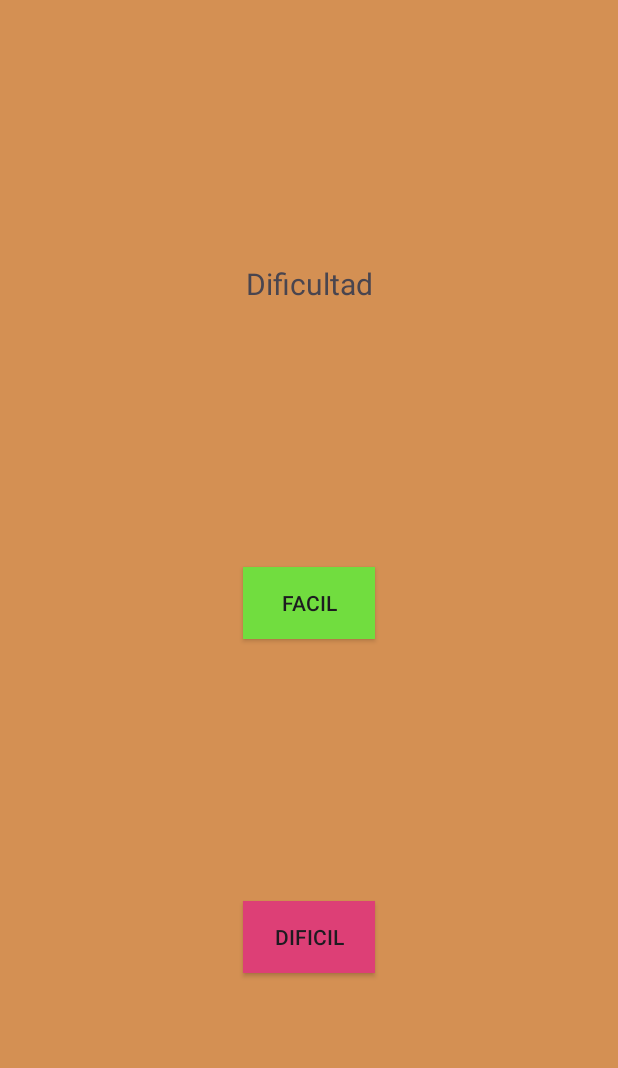
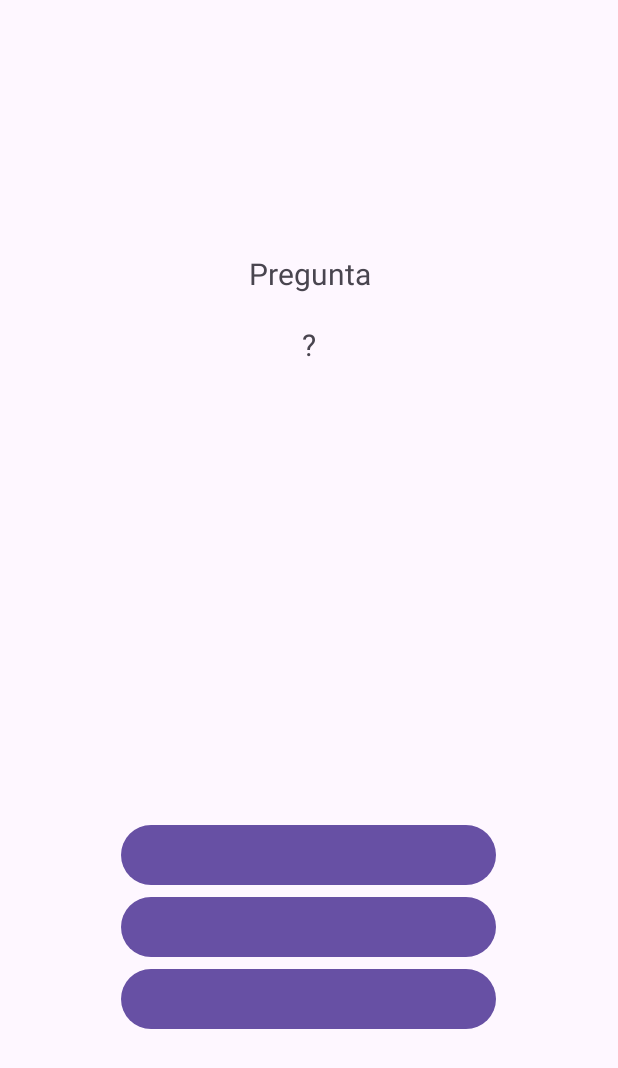
Before and after one commit to danielpy1/Capacitacion_Desarrollo_Movil_Roshka, an Android app: the FirstActivity screen opened directly, with no data from a screen before it, on a phone screen of 412 x 824 dp. Shown: the top 1068 px of the screen. Run offline under Robolectric (Android 15) with nearby library versions, the phone set to English and light mode, and no system bars.

Commit message:
Cambios varios de diseño al ajercicio de la trivia

```diff
--- a/EjercicioTrivia/app/src/main/java/com/cursosandroidant/ejerciciotrivia/SecondEasyFragment.kt
+++ b/EjercicioTrivia/app/src/main/java/com/cursosandroidant/ejerciciotrivia/FirstFragment.kt
@@ -13,10 +13,10 @@ private const val ARG_PARAM2 = "param2"
 
 /**
  * A simple [Fragment] subclass.
- * Use the [SecondEasyFragment.newInstance] factory method to
+ * Use the [FirstFragment.newInstance] factory method to
  * create an instance of this fragment.
  */
-class SecondEasyFragment : Fragment() {
+class FirstFragment : Fragment() {
     // TODO: Rename and change types of parameters
     private var param1: String? = null
     private var param2: String? = null
@@ -34,7 +34,7 @@ class SecondEasyFragment : Fragment() {
         savedInstanceState: Bundle?
     ): View? {
         // Inflate the layout for this fragment
-        return inflater.inflate(R.layout.fragment_second_easy, container, false)
+        return inflater.inflate(R.layout.fragment_first, container, false)
     }
 
     companion object {
@@ -44,12 +44,12 @@ class SecondEasyFragment : Fragment() {
          *
          * @param param1 Parameter 1.
          * @param param2 Parameter 2.
-         * @return A new instance of fragment SecondEasyFragment.
+         * @return A new instance of fragment FirstFragment.
          */
         // TODO: Rename and change types and number of parameters
         @JvmStatic
         fun newInstance(param1: String, param2: String) =
-            SecondEasyFragment().apply {
+            FirstFragment().apply {
                 arguments = Bundle().apply {
                     putString(ARG_PARAM1, param1)
                     putString(ARG_PARAM2, param2)
--- /dev/null
+++ b/EjercicioTrivia/app/src/main/java/com/cursosandroidant/ejerciciotrivia/model/Pregunta.kt
@@ -0,0 +1,3 @@
+package com.cursosandroidant.ejerciciotrivia.model
+
+data class Pregunta()
--- a/EjercicioTrivia/app/src/main/res/layout/activity_first.xml
+++ b/EjercicioTrivia/app/src/main/res/layout/activity_first.xml
@@ -4,47 +4,19 @@
     xmlns:tools="http://schemas.android.com/tools"
     android:layout_width="match_parent"
     android:layout_height="match_parent"
-    android:background="#D49053"
     tools:context=".FirstActivity">
 
-    <androidx.appcompat.widget.AppCompatTextView
-        android:id="@+id/dificultad"
-        android:layout_width="wrap_content"
-        android:layout_height="wrap_content"
-        android:text="Dificultad"
-        android:textSize="20sp"
-        app:layout_constraintBottom_toTopOf="@+id/btnFacil"
-        app:layout_constraintEnd_toEndOf="parent"
-        app:layout_constraintStart_toStartOf="parent"
-        app:layout_constraintTop_toTopOf="parent">
-
-    </androidx.appcompat.widget.AppCompatTextView>
-
-    <androidx.appcompat.widget.AppCompatButton
-        android:id="@+id/btnFacil"
-        android:layout_width="wrap_content"
-        android:layout_height="wrap_content"
-        android:text="Facil"
-        app:layout_constraintEnd_toEndOf="parent"
-        app:layout_constraintStart_toStartOf="parent"
-        app:layout_constraintTop_toBottomOf="@+id/dificultad"
-        app:layout_constraintBottom_toTopOf="@+id/btnDificil"
-        android:background="#71DD3F">
-
-    </androidx.appcompat.widget.AppCompatButton>
-
-    <androidx.appcompat.widget.AppCompatButton
-        android:layout_width="wrap_content"
-        android:layout_height="wrap_content"
-        android:id="@+id/btnDificil"
-        app:layout_constraintEnd_toEndOf="parent"
-        app:layout_constraintStart_toStartOf="parent"
-        app:layout_constraintTop_toBottomOf="@+id/btnFacil"
+    <androidx.fragment.app.FragmentContainerView
+        android:id="@+id/nav_host_fragment"
+        android:name="androidx.navigation.fragment.NavHostFragment"
+        android:layout_width="0dp"
+        android:layout_height="0dp"
+        app:defaultNavHost="true"
         app:layout_constraintBottom_toBottomOf="parent"
-        android:text="Dificil"
-        android:background="#DD3F76">
-
-    </androidx.appcompat.widget.AppCompatButton>
+        app:layout_constraintLeft_toLeftOf="parent"
+        app:layout_constraintRight_toRightOf="parent"
+        app:layout_constraintTop_toTopOf="parent"
+        app:navGraph="@navigation/nav_graph" />
 
 
 </androidx.constraintlayout.widget.ConstraintLayout>
--- a/EjercicioTrivia/app/src/main/res/layout/activity_main.xml
+++ b/EjercicioTrivia/app/src/main/res/layout/activity_main.xml
@@ -4,7 +4,6 @@
     xmlns:tools="http://schemas.android.com/tools"
     android:layout_width="match_parent"
     android:layout_height="match_parent"
-    android:background="#9FD453"
     tools:context=".MainActivity">
 
     <androidx.appcompat.widget.AppCompatTextView
--- /dev/null
+++ b/EjercicioTrivia/app/src/main/res/layout/fragment_first.xml
@@ -0,0 +1,73 @@
+<?xml version="1.0" encoding="utf-8"?>
+<androidx.constraintlayout.widget.ConstraintLayout xmlns:android="http://schemas.android.com/apk/res/android"
+    xmlns:app="http://schemas.android.com/apk/res-auto"
+    xmlns:tools="http://schemas.android.com/tools"
+    android:layout_width="match_parent"
+    android:layout_height="match_parent"
+    tools:context=".FirstFragment">
+
+    <LinearLayout
+        android:id="@+id/Questions"
+        android:orientation="vertical"
+        android:layout_width="0dp"
+        android:layout_height="0dp"
+        app:layout_constraintBottom_toTopOf="@+id/Answers"
+        app:layout_constraintEnd_toEndOf="parent"
+        app:layout_constraintTop_toTopOf="parent"
+        app:layout_constraintStart_toStartOf="parent"
+        android:gravity="center">
+
+        <TextView
+            android:id="@+id/textView"
+            android:layout_width="match_parent"
+            android:layout_height="wrap_content"
+            android:text="Pregunta"
+            android:gravity="center"
+            android:textSize="20sp"/>
+
+        <TextView
+            android:id="@+id/textQuestion"
+            android:layout_marginTop="20dp"
+            android:layout_width="match_parent"
+            android:layout_height="wrap_content"
+            android:text="?"
+            android:gravity="center"
+            android:textSize="20sp"/>
+    </LinearLayout>
+
+    <LinearLayout
+        android:orientation="vertical"
+        android:id="@+id/Answers"
+        android:layout_width="0dp"
+        android:layout_height="0dp"
+        app:layout_constraintEnd_toEndOf="parent"
+        app:layout_constraintTop_toBottomOf="@+id/Questions"
+        app:layout_constraintBottom_toBottomOf="parent"
+        app:layout_constraintStart_toStartOf="parent"
+        android:gravity="center">
+
+        <Button
+            android:layout_width="250dp"
+            android:layout_height="wrap_content"
+            android:id="@+id/answer1">
+
+        </Button>
+
+        <Button
+            android:layout_width="250dp"
+            android:layout_height="wrap_content"
+            android:id="@+id/answer2">
+
+        </Button>
+
+        <Button
+            android:layout_width="250dp"
+            android:layout_height="wrap_content"
+            android:id="@+id/answer3">
+
+        </Button>
+
+    </LinearLayout>
+
+
+</androidx.constraintlayout.widget.ConstraintLayout>
--- /dev/null
+++ b/EjercicioTrivia/app/src/main/res/navigation/nav_graph.xml
@@ -0,0 +1,21 @@
+<?xml version="1.0" encoding="utf-8"?>
+<navigation xmlns:android="http://schemas.android.com/apk/res/android"
+    xmlns:app="http://schemas.android.com/apk/res-auto"
+    xmlns:tools="http://schemas.android.com/tools"
+    android:id="@+id/nav_graph"
+    app:startDestination="@id/firstFragment">
+    <fragment
+        android:id="@+id/firstFragment"
+        android:name="com.cursosandroidant.ejerciciotrivia.FirstFragment"
+        android:label="fragment_first"
+        tools:layout="@layout/fragment_first" >
+        <action
+            android:id="@+id/action_firstFragment_to_secondFragment"
+            app:destination="@id/secondFragment" />
+    </fragment>
+    <fragment
+        android:id="@+id/secondFragment"
+        android:name="com.cursosandroidant.ejerciciotrivia.SecondFragment"
+        android:label="fragment_second"
+        tools:layout="@layout/fragment_second" />
+</navigation>
```
Also changed, not shown: EjercicioTrivia/app/build.gradle.kts (+6 -2 lines), EjercicioTrivia/app/src/main/java/com/cursosandroidant/ejerciciotrivia/SecondFragment.kt (renamed from EjercicioTrivia/app/src/main/java/com/cursosandroidant/ejerciciotrivia/FirstEasyFragment.kt, +5 -5 lines), EjercicioTrivia/app/src/main/res/layout/fragment_first_easy.xml (deleted, +0 -14 lines), EjercicioTrivia/app/src/main/res/layout/fragment_second.xml (added, +52 -0 lines), EjercicioTrivia/app/src/main/res/layout/fragment_second_easy.xml (deleted, +0 -14 lines), EjercicioTrivia/build.gradle.kts (+10 -0 lines).
